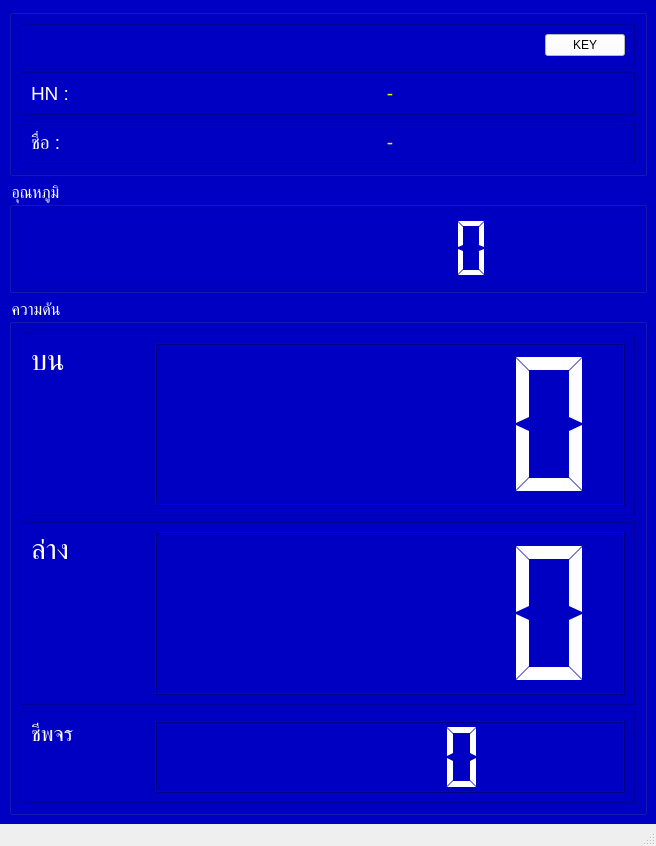
Qt form win_bptm.ui (tehnplk/win_bmi) before a commit.
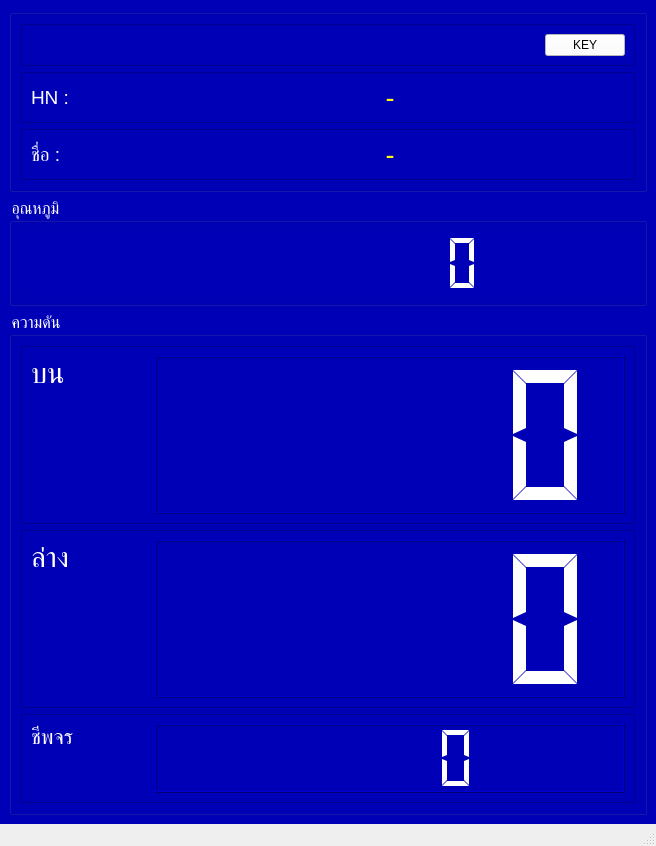
The same form after that commit.

What changed in the file:
```diff
--- a/win_bptm.ui
+++ b/win_bptm.ui
@@ -18,7 +18,7 @@
   </property>
   <widget class="QWidget" name="centralwidget">
    <property name="styleSheet">
-    <string notr="true">background-color:rgb(0, 0, 195);</string>
+    <string notr="true">background-color:rgb(0, 0, 182)</string>
    </property>
    <layout class="QVBoxLayout" name="verticalLayout" stretch="15,15,70">
     <item>
@@ -93,7 +93,7 @@
            <widget class="QLabel" name="lbHn">
             <property name="font">
              <font>
-              <pointsize>14</pointsize>
+              <pointsize>20</pointsize>
              </font>
             </property>
             <property name="styleSheet">
@@ -138,7 +138,7 @@
            <widget class="QLabel" name="lbFullname">
             <property name="font">
              <font>
-              <pointsize>14</pointsize>
+              <pointsize>20</pointsize>
              </font>
             </property>
             <property name="styleSheet">
```
